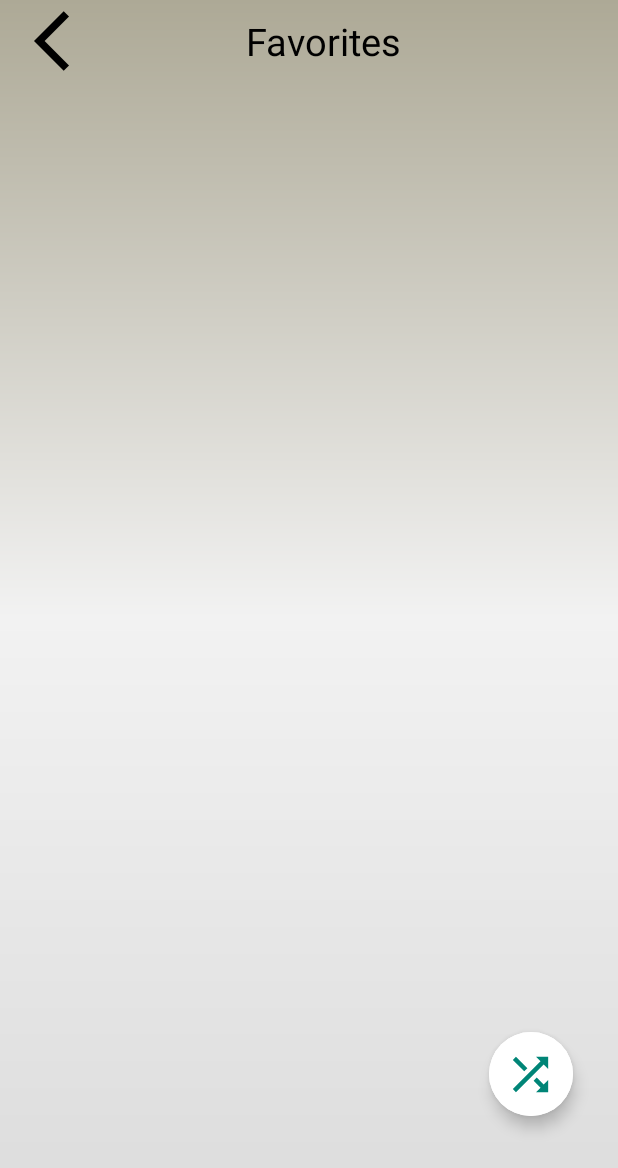
After one commit to relaxday123/Music_player, an Android app: the FavoriteActivity screen opened directly, with no data from a screen before it, on a phone screen of 412 x 824 dp. The commit adds this screen. Shown: the top 1168 px of the screen. Run offline under Robolectric (Android 15) with nearby library versions, the light colour scheme and no system bars; pictures from the network do not load; 1 statement that could not run was skipped.

Commit message:
add temp favorite

```diff
--- a/app/build.gradle
+++ b/app/build.gradle
@@ -65,6 +65,7 @@ dependencies {
 
     implementation 'com.squareup.retrofit2:retrofit:2.3.0'
     implementation 'com.squareup.retrofit2:converter-gson:2.3.0'
+    implementation 'com.google.code.gson:gson:2.8.9'
 
 
     dependencies {
--- a/app/src/main/AndroidManifest.xml
+++ b/app/src/main/AndroidManifest.xml
@@ -16,6 +16,9 @@
         android:supportsRtl="true"
         android:theme="@style/Theme.Music_player"
         android:usesCleartextTraffic="true">
+        <activity
+            android:name=".FavoriteActivity"
+            android:exported="false" />
         <activity
             android:name=".PlaylistActivity"
             android:exported="false" />
--- /dev/null
+++ b/app/src/main/java/com/example/music_player/FavoriteActivity.java
@@ -0,0 +1,14 @@
+package com.example.music_player;
+
+import android.os.Bundle;
+
+import androidx.appcompat.app.AppCompatActivity;
+
+public class FavoriteActivity extends AppCompatActivity {
+
+    @Override
+    protected void onCreate(Bundle savedInstanceState) {
+        super.onCreate(savedInstanceState);
+        setContentView(R.layout.activity_favorite);
+    }
+}
--- a/app/src/main/java/com/example/music_player/PlayerActivity.java
+++ b/app/src/main/java/com/example/music_player/PlayerActivity.java
@@ -3,6 +3,7 @@ package com.example.music_player;
 import static com.example.music_player.MainActivity.repeatBoolean;
 import static com.example.music_player.MainActivity.shuffleBoolean;
 import static com.example.music_player.MusicAdapter.mFiles;
+import static com.example.music_player.PlaylistActivity.musicPlaylist;
 import static com.example.music_player.PlaylistDetails.currentPlaylistPos;
 
 import android.content.ComponentName;
@@ -604,7 +605,7 @@ public class PlayerActivity extends AppCompatActivity implements ActionPlaying,
                     }
                 }
             } else if (getClass.equals("PlaylistDetailsAdapter")) {
-                listSongs = MusicPlaylist.ref.get(currentPlaylistPos).getPlaylist();
+                listSongs = musicPlaylist.ref.get(currentPlaylistPos).getPlaylist();
                 Log.d("playlist", listSongs.toString());
                 if (listSongs != null) {
                     playPauseBtn.setIconResource(R.drawable.ic_pause);
--- a/app/src/main/java/com/example/music_player/SelectionActivity.java
+++ b/app/src/main/java/com/example/music_player/SelectionActivity.java
@@ -53,7 +53,7 @@ public class SelectionActivity extends AppCompatActivity {
                         myFiles.add(song);
                     }
                 }
-                adapter.updateList(MainActivity.musicFiles);
+                adapter.updateList(myFiles);
                 return true;
             }
         });
--- /dev/null
+++ b/app/src/main/res/layout/activity_favorite.xml
@@ -0,0 +1,72 @@
+<?xml version="1.0" encoding="utf-8"?>
+<RelativeLayout xmlns:android="http://schemas.android.com/apk/res/android"
+    xmlns:tools="http://schemas.android.com/tools"
+    android:layout_width="match_parent"
+    android:layout_height="match_parent"
+    xmlns:app="http://schemas.android.com/apk/res-auto"
+    tools:context=".FavoriteActivity"
+    android:background="@drawable/gradient_2">
+
+    <LinearLayout
+        android:id="@+id/linearLayout"
+        android:layout_width="match_parent"
+        android:layout_height="wrap_content"
+        android:orientation="horizontal"
+        android:layout_marginTop="2dp">
+
+        <ImageButton
+            android:id="@+id/backBtnFA"
+            android:layout_width="wrap_content"
+            android:layout_height="40dp"
+            android:src="@drawable/ic_back"
+            android:backgroundTint="@android:color/transparent"
+            app:tint="@color/black"
+            android:scaleX="0.5"
+            android:layout_margin="5dp"
+            android:padding="5dp"/>
+        <TextView
+            android:layout_width="match_parent"
+            android:layout_height="match_parent"
+            android:gravity="center"
+            android:text="Favorites"
+            android:textColor="@color/black"
+            android:textSize="25dp"
+            android:paddingEnd="50dp"/>
+    </LinearLayout>
+
+    <androidx.recyclerview.widget.RecyclerView
+        android:id="@+id/favoriteRV"
+        android:layout_width="match_parent"
+        android:layout_height="wrap_content"
+        android:layout_below="@+id/linearLayout"
+        android:layout_marginTop="5dp"/>
+
+    <com.google.android.material.floatingactionbutton.ExtendedFloatingActionButton
+        android:id="@+id/addPlaylist"
+        android:layout_width="wrap_content"
+        android:layout_height="wrap_content"
+        android:backgroundTint="@color/white"
+        app:icon="@drawable/ic_shuffle"
+        app:iconSize="35dp"
+        app:iconTint="@color/colorPrimary"
+        android:layout_alignParentBottom="true"
+        android:layout_alignParentRight="true"
+        android:layout_marginEnd="30dp"
+        android:layout_marginBottom="80dp"/>
+
+    <FrameLayout
+        android:layout_width="match_parent"
+        android:layout_height="wrap_content"
+        android:layout_alignParentBottom="true"
+        android:id="@+id/frag_bottom_player">
+
+        <fragment
+            android:layout_width="match_parent"
+            android:layout_height="wrap_content"
+            android:name="com.example.music_player.NowPlayingBottomFragment"
+            tools:layout="@layout/fragment_now_playing_bottom">
+        </fragment>
+
+    </FrameLayout>
+
+</RelativeLayout>
```
Also changed, not shown: app/src/main/java/com/example/music_player/FavoriteAdapter.java (added, +60 -0 lines), app/src/main/java/com/example/music_player/MainActivity.java (+29 -0 lines), app/src/main/java/com/example/music_player/MusicAdapter.java (+6 -4 lines), app/src/main/java/com/example/music_player/PlaylistActivity.java (+5 -3 lines), app/src/main/java/com/example/music_player/PlaylistDetails.java (+20 -6 lines), app/src/main/java/com/example/music_player/PlaylistViewAdapter.java (+5 -8 lines), app/src/main/res/layout/favorite_view.xml (added, +24 -0 lines).
